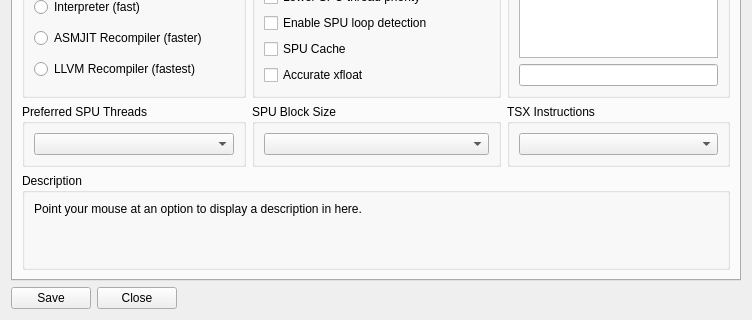
RPCS3/rpcs3, file rpcs3/rpcs3qt/settings_dialog.ui: the form before one commit; both pictures show x 0 to 752 and y 286 to 606 of the 752 by 606 pixel window.
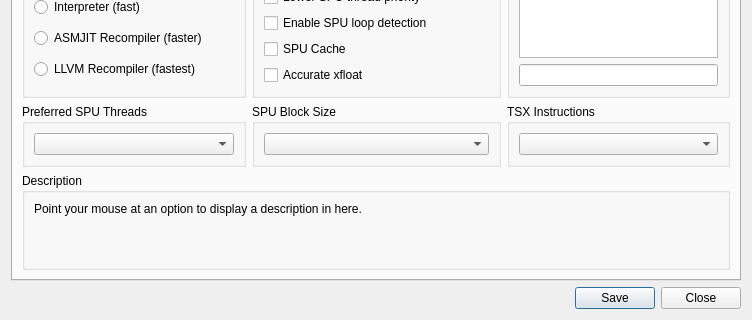
The form after the commit. Icons and pictures are not drawn.

Commit message: Qt: use Qt standard button layout in settings_dialog

```diff
--- a/rpcs3/rpcs3qt/settings_dialog.ui
+++ b/rpcs3/rpcs3qt/settings_dialog.ui
@@ -2829,41 +2829,11 @@
     </widget>
    </item>
    <item>
-    <layout class="QHBoxLayout" name="buttonLayout">
-     <item alignment="Qt::AlignLeft">
-      <widget class="QPushButton" name="okButton">
-       <property name="text">
-        <string>Save</string>
-       </property>
-       <property name="autoDefault">
-        <bool>false</bool>
-       </property>
-      </widget>
-     </item>
-     <item alignment="Qt::AlignLeft">
-      <widget class="QPushButton" name="cancelButton">
-       <property name="text">
-        <string>Close</string>
-       </property>
-       <property name="autoDefault">
-        <bool>false</bool>
-       </property>
-      </widget>
-     </item>
-     <item>
-      <spacer name="horizontalSpacer">
-       <property name="orientation">
-        <enum>Qt::Horizontal</enum>
-       </property>
-       <property name="sizeHint" stdset="0">
-        <size>
-         <width>40</width>
-         <height>20</height>
-        </size>
-       </property>
-      </spacer>
-     </item>
-    </layout>
+    <widget class="QDialogButtonBox" name="buttonBox">
+     <property name="standardButtons">
+      <set>QDialogButtonBox::Close|QDialogButtonBox::Save</set>
+     </property>
+    </widget>
    </item>
   </layout>
  </widget>
```
The commit also changes 1 other file.
